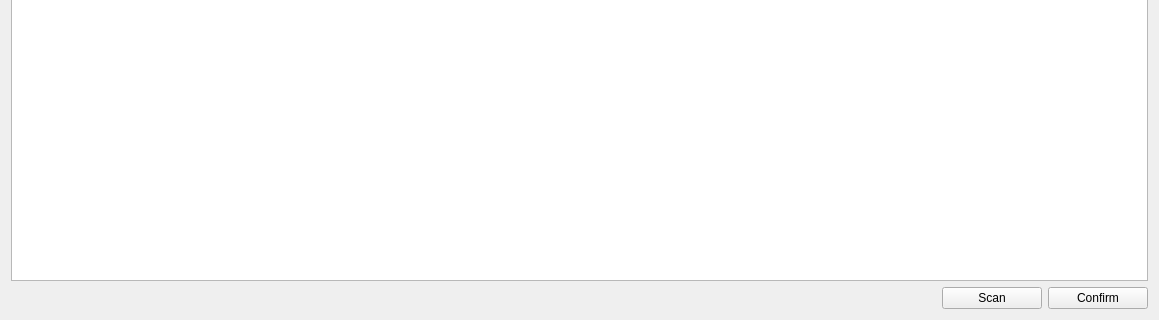
This is nicos_ess/odin/gui/ui_files/metrology_system.ui in ess-dmsc/nicos as Qt 5 draws it before an edit; both pictures show x 0 to 1159 and y 527 to 847 of the 1159 by 847 pixel window. The edited form follows.
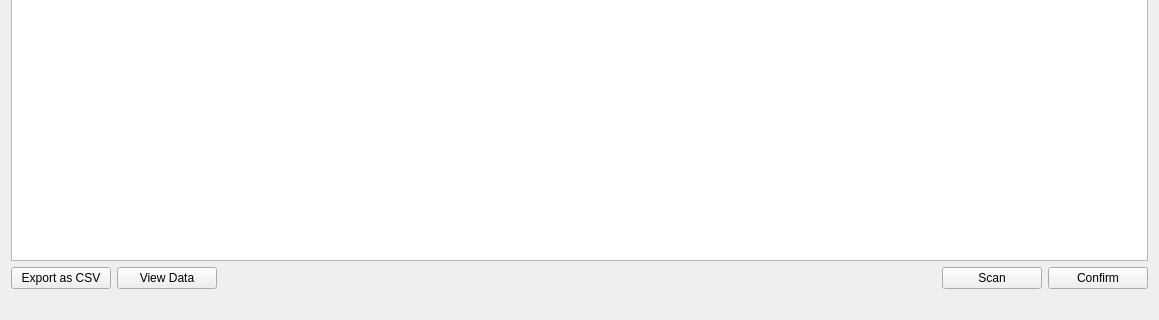
This is the edited form.

Commit message: Add CSV saving and viewing of data

Diff of the .ui file:
```diff
--- a/nicos_ess/odin/gui/ui_files/metrology_system.ui
+++ b/nicos_ess/odin/gui/ui_files/metrology_system.ui
@@ -19,6 +19,32 @@
    </item>
    <item>
     <layout class="QHBoxLayout" name="horizontalLayout">
+     <item>
+      <widget class="QPushButton" name="btnCSV">
+       <property name="minimumSize">
+        <size>
+         <width>100</width>
+         <height>0</height>
+        </size>
+       </property>
+       <property name="text">
+        <string>Export as CSV</string>
+       </property>
+      </widget>
+     </item>
+     <item>
+      <widget class="QPushButton" name="btnViewData">
+       <property name="minimumSize">
+        <size>
+         <width>100</width>
+         <height>0</height>
+        </size>
+       </property>
+       <property name="text">
+        <string>View Data</string>
+       </property>
+      </widget>
+     </item>
      <item>
       <spacer name="horizontalSpacer">
        <property name="orientation">
@@ -67,6 +93,13 @@
      </item>
     </layout>
    </item>
+   <item>
+    <widget class="QLabel" name="lblConfirmTime">
+     <property name="text">
+      <string/>
+     </property>
+    </widget>
+   </item>
   </layout>
  </widget>
  <resources/>
```
The commit also changes 2 other files.
